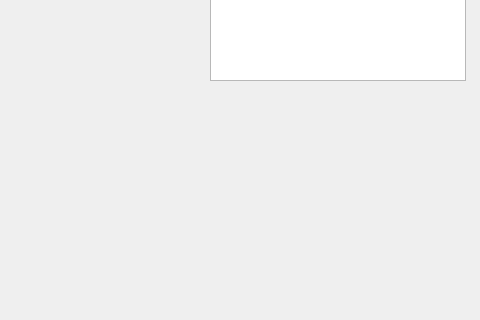
This is src/mainwindow.ui in vmomenv/MOMODeskMind as Qt 5 draws it before an edit; both pictures show x 320 to 800 and y 131 to 451 of the 800 by 600 pixel window. The edited form follows.
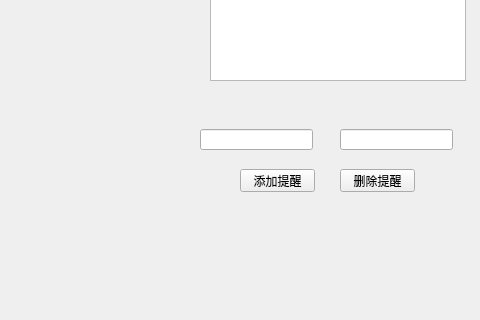
This is the edited form.

Commit message: 更新提醒代码

The edit to the form file:
```diff
--- a/src/mainwindow.ui
+++ b/src/mainwindow.ui
@@ -86,6 +86,52 @@
      </rect>
     </property>
    </widget>
+   <widget class="QPushButton" name="addReminderButton">
+    <property name="geometry">
+     <rect>
+      <x>560</x>
+      <y>300</y>
+      <width>75</width>
+      <height>23</height>
+     </rect>
+    </property>
+    <property name="text">
+     <string>添加提醒</string>
+    </property>
+   </widget>
+   <widget class="QPushButton" name="removeReminderButton">
+    <property name="geometry">
+     <rect>
+      <x>660</x>
+      <y>300</y>
+      <width>75</width>
+      <height>23</height>
+     </rect>
+    </property>
+    <property name="text">
+     <string>删除提醒</string>
+    </property>
+   </widget>
+   <widget class="QLineEdit" name="contentInput">
+    <property name="geometry">
+     <rect>
+      <x>660</x>
+      <y>260</y>
+      <width>113</width>
+      <height>21</height>
+     </rect>
+    </property>
+   </widget>
+   <widget class="QLineEdit" name="timeInput">
+    <property name="geometry">
+     <rect>
+      <x>520</x>
+      <y>260</y>
+      <width>113</width>
+      <height>21</height>
+     </rect>
+    </property>
+   </widget>
   </widget>
   <widget class="QMenuBar" name="menubar">
    <property name="geometry">
```
The commit also changes 4 other files.
